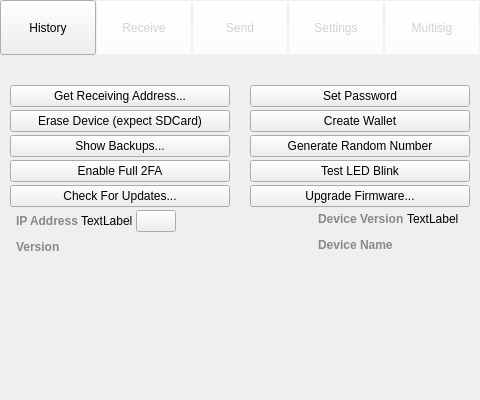
The window that src/qt/ui/overview.ui (jonasschnelli/dbb-app) describes before a commit, drawn with Qt 5.
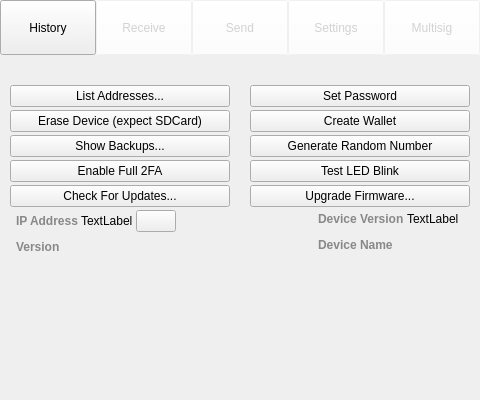
The same window after the commit. The open tabs and pages were chosen to show the change. Icons and pictures are not drawn. Custom widgets are drawn as their Qt base class.

Commit message: Use default keypath in Get Address Dialog

The edit to the form file:
```diff
--- a/src/qt/ui/overview.ui
+++ b/src/qt/ui/overview.ui
@@ -607,7 +607,7 @@
             <string>Opens the address window</string>
            </property>
            <property name="text">
-            <string>Get Receiving Address...</string>
+            <string>List Addresses...</string>
            </property>
           </widget>
          </item>
```
Left out of the diff: 2 changed lines with no effect on the pictures. The commit also changes 3 other files.
